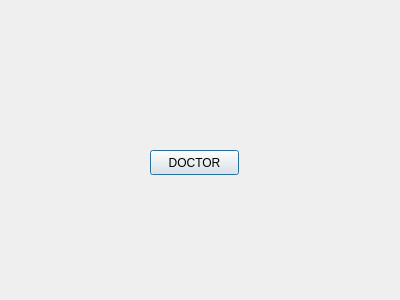
First picture: the form in src/apps/doctorPanel/doctorpanel.ui, repository Liorkinn/VeterinarClinic, before the edit.
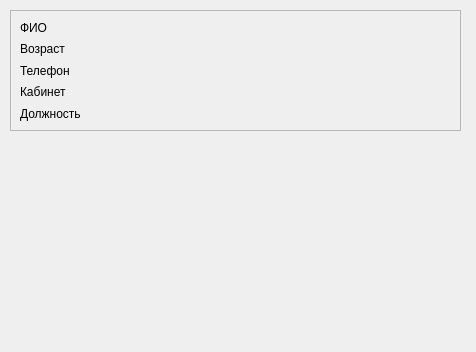
Second picture: the form after the edit.

Patch:
```diff
--- a/src/apps/doctorPanel/doctorpanel.ui
+++ b/src/apps/doctorPanel/doctorpanel.ui
@@ -6,25 +6,69 @@
    <rect>
     <x>0</x>
     <y>0</y>
-    <width>400</width>
-    <height>300</height>
+    <width>476</width>
+    <height>352</height>
    </rect>
   </property>
   <property name="windowTitle">
    <string>Dialog</string>
   </property>
-  <widget class="QPushButton" name="pushButton">
+  <widget class="QFrame" name="frame">
    <property name="geometry">
     <rect>
-     <x>150</x>
-     <y>150</y>
-     <width>89</width>
-     <height>25</height>
+     <x>10</x>
+     <y>10</y>
+     <width>451</width>
+     <height>121</height>
     </rect>
    </property>
-   <property name="text">
-    <string>DOCTOR</string>
+   <property name="frameShape">
+    <enum>QFrame::StyledPanel</enum>
    </property>
+   <property name="frameShadow">
+    <enum>QFrame::Raised</enum>
+   </property>
+   <layout class="QVBoxLayout" name="verticalLayout_2">
+    <item>
+     <layout class="QVBoxLayout" name="verticalLayout">
+      <item>
+       <widget class="QLabel" name="label_FIO">
+        <property name="text">
+         <string>ФИО</string>
+        </property>
+       </widget>
+      </item>
+      <item>
+       <widget class="QLabel" name="label_age">
+        <property name="text">
+         <string>Возраст</string>
+        </property>
+       </widget>
+      </item>
+      <item>
+       <widget class="QLabel" name="label_telephone">
+        <property name="text">
+         <string>Телефон</string>
+        </property>
+       </widget>
+      </item>
+      <item>
+       <widget class="QLabel" name="label_cabinet">
+        <property name="text">
+         <string>Кабинет</string>
+        </property>
+       </widget>
+      </item>
+      <item>
+       <widget class="QLabel" name="label_post">
+        <property name="text">
+         <string>Должность</string>
+        </property>
+       </widget>
+      </item>
+     </layout>
+    </item>
+   </layout>
   </widget>
  </widget>
  <resources/>
```
